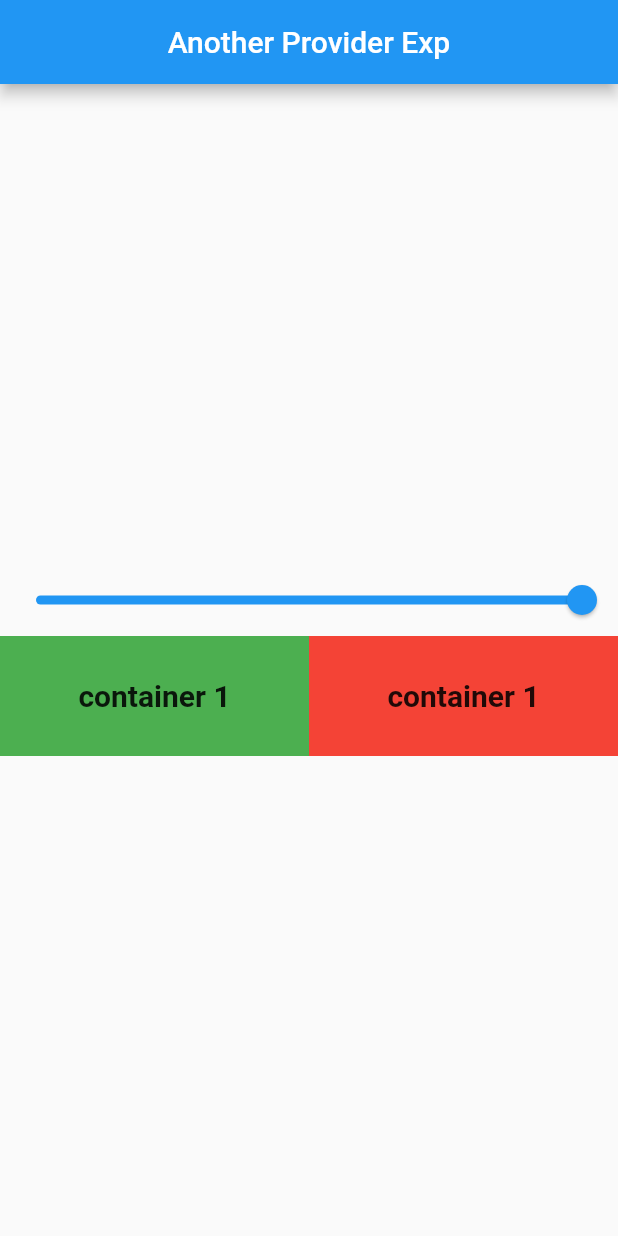
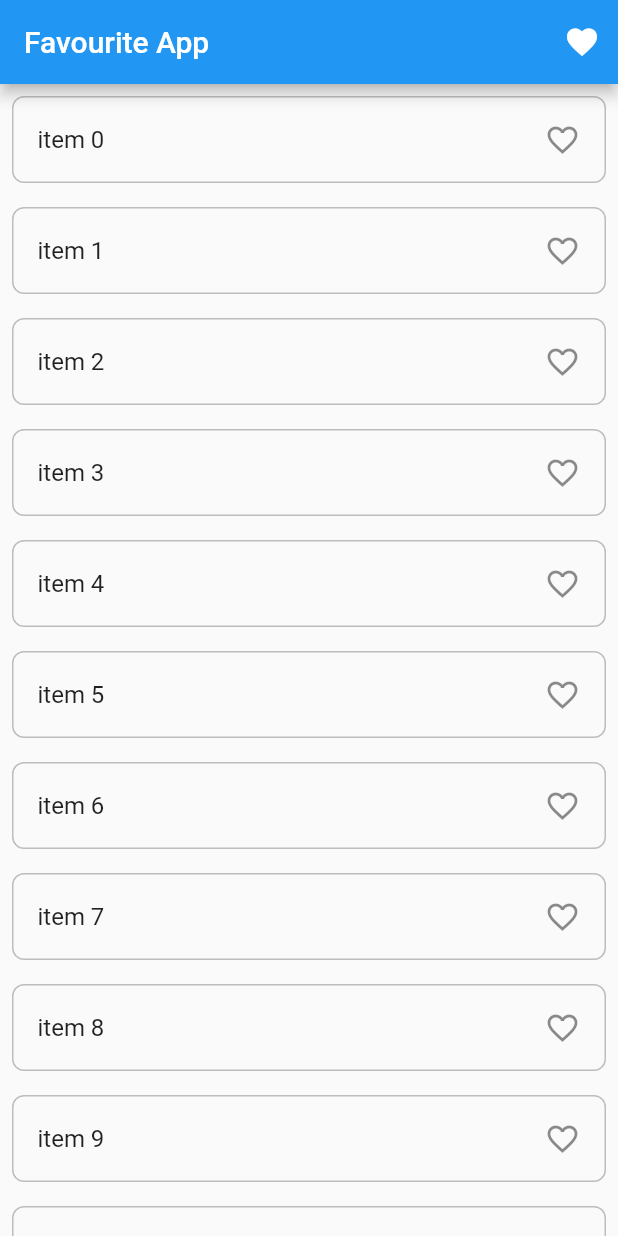
Before and after one commit to Hashimkhann1/learning-and-practice-of-provider, a Flutter app: the screen it shows after launch, on a phone screen of 412 x 824 dp. Run offline on Flutter 3.47's test engine with Material 2 defaults, Android fonts, the light colour scheme and no system bars.

Commit message:
i practice favourite app fot provider in this example you can favouirate and unfavourite items

```diff
--- a/lib/main.dart
+++ b/lib/main.dart
@@ -1,8 +1,10 @@
 import 'package:flutter/material.dart';
 import 'package:managestate/provider/another_exp_provider.dart';
 import 'package:managestate/provider/counter_provider.dart';
+import 'package:managestate/provider/fav_item_provider.dart';
 import 'package:managestate/screen/another_example.dart';
 import 'package:managestate/screen/counter_screen.dart';
+import 'package:managestate/screen/favourite.dart';
 import 'package:managestate/why_provider_screen.dart';
 import 'package:provider/provider.dart';
 
@@ -20,7 +22,8 @@ class MyApp extends StatelessWidget {
     return MultiProvider(
       providers: [
         ChangeNotifierProvider(create: (_) => CountProvieer()),
-        ChangeNotifierProvider(create: (_) => AnotherExpProvider())
+        ChangeNotifierProvider(create: (_) => AnotherExpProvider()),
+        ChangeNotifierProvider(create: (_) => FavItemProvier()),
       ],
       child: MaterialApp(
       debugShowCheckedModeBanner: false,
@@ -32,7 +35,8 @@ class MyApp extends StatelessWidget {
       // home: StateFullScreen(),
       // home: WhyProviderScreen()
       // home: CounterScreen(),
-        home: AnotherExample(),
+      //   home: AnotherExample(),
+        home: FavouriteScreec(),
     ),
     );
   }
--- /dev/null
+++ b/lib/provider/fav_item_provider.dart
@@ -0,0 +1,21 @@
+
+
+import 'package:flutter/material.dart';
+
+class FavItemProvier with ChangeNotifier {
+
+  final List _favItemsList = [];
+
+  List get favItemsList => _favItemsList;
+
+
+  void addFavToList (itme) {
+    _favItemsList.add(itme);
+    notifyListeners();
+  }
+  void removeFavToList (itme) {
+    _favItemsList.remove(itme);
+    notifyListeners();
+  }
+
+}
--- /dev/null
+++ b/lib/screen/favourite.dart
@@ -0,0 +1,56 @@
+import 'package:flutter/material.dart';
+import 'package:managestate/provider/fav_item_provider.dart';
+import 'package:managestate/screen/favurite_icon_screem.dart';
+import 'package:provider/provider.dart';
+
+class FavouriteScreec extends StatefulWidget {
+  const FavouriteScreec({super.key});
+
+  @override
+  State<FavouriteScreec> createState() => _FavouriteScreecState();
+}
+
+class _FavouriteScreecState extends State<FavouriteScreec> {
+  @override
+  Widget build(BuildContext context) {
+    return Scaffold(
+      appBar: AppBar(
+        title: const Text("Favourite App"),
+        actions: [
+          IconButton(onPressed: () => Navigator.push(context, MaterialPageRoute(builder: (context) => const FavouriteItemSscreen())), icon: const Icon(Icons.favorite,color: Colors.white,))
+        ],
+      ),
+      body: Column(
+        children: [
+          Expanded(
+            child: ListView.builder(
+              itemCount: 20,
+                itemBuilder: (context , index ) {
+              return Padding(
+                padding: const EdgeInsets.all(8.0),
+                child: Consumer<FavItemProvier>(builder: (_ , value , child){
+                  return ListTile(
+                    shape: RoundedRectangleBorder(
+                        side: BorderSide(color: Colors.grey.shade400),
+                        borderRadius: BorderRadius.circular(8)
+                    ),
+                    title: Text("item ${index}"),
+                    trailing: Icon(value.favItemsList.contains(index) ?Icons.favorite : Icons.favorite_outline),
+                    onTap: () {
+                      if(value.favItemsList.contains(index)){
+                        value.removeFavToList(index);
+                      }else{
+                        value.addFavToList(index);
+                      }
+                      print(value.favItemsList);
+                    },
+                  );
+                })
+              );
+            }),
+          )
+        ],
+      ),
+    );
+  }
+}
```
Also changed, not shown: lib/screen/favurite_icon_screem.dart (added, +49 -0 lines).
